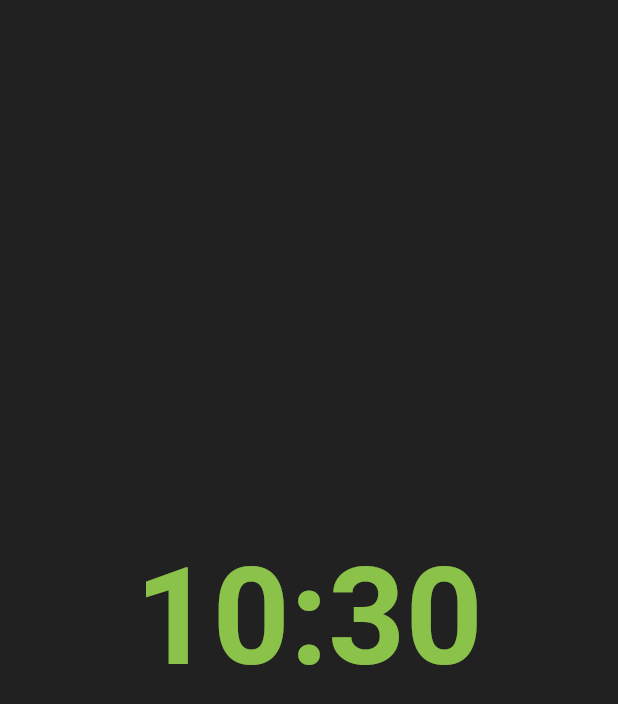
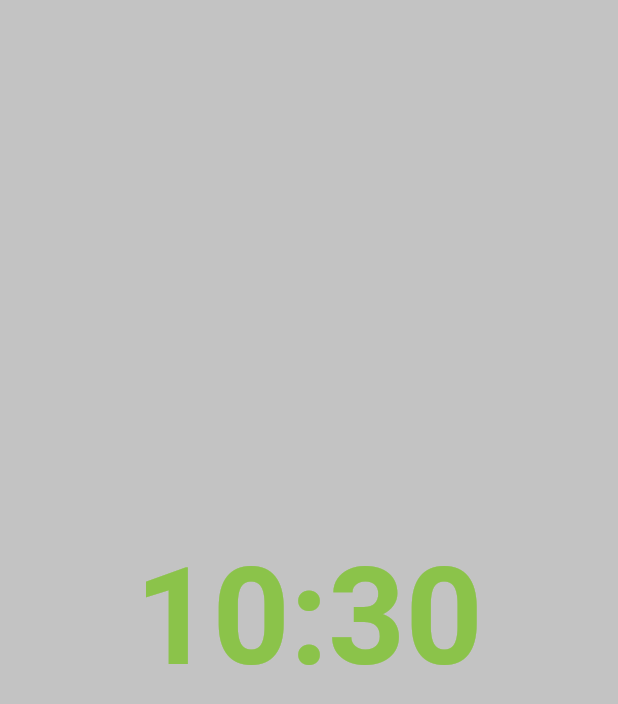
Before and after one commit to Vanethos/flutter-interact-clock, a Flutter app: the screen it shows after launch, on a phone screen of 412 x 824 dp. Shown: the top 704 px of the screen. Run offline on Flutter 3.47's test engine with Material 2 defaults, Android fonts, the phone set to English and light mode, and no system bars.

Commit message:
Add animation to app
- Add animation to hour and minutes
- Add different colours depending on the time of the day

```diff
--- a/lib/main.dart
+++ b/lib/main.dart
@@ -26,10 +26,15 @@ class MyHomePage extends StatefulWidget {
   _MyHomePageState createState() => _MyHomePageState();
 }
 
-class _MyHomePageState extends State<MyHomePage> {
+class _MyHomePageState extends State<MyHomePage> with TickerProviderStateMixin {
   DateTime _date = DateTime.now();
   Timer _timer;
 
+  AnimationController _minuteAnimationController;
+  Animation<double> _minuteAnimationValue;
+
+  AnimationController _hourAnimationController;
+  Animation<double> _hourAnimationValue;
 
   /// This will be called when the widget is created
   /// We put here all the initialization code.
@@ -38,24 +43,75 @@ class _MyHomePageState extends State<MyHomePage> {
   @override
   void initState() {
     super.initState();
+    // Create the animation Controllers for minutes
+    _minuteAnimationController =
+        AnimationController(vsync: this, duration: Duration(seconds: 2));
+    _minuteAnimationValue = TweenSequence(
+      <TweenSequenceItem<double>>[
+        TweenSequenceItem<double>(
+          tween: Tween<double>(begin: 1.0, end: 0)
+              .chain(CurveTween(curve: Curves.ease)),
+          weight: 40.0,
+        ),
+        TweenSequenceItem<double>(
+          tween: Tween<double>(begin: 20.0, end: 1.0)
+              .chain(CurveTween(curve: Curves.ease)),
+          weight: 60.0,
+        ),
+      ],
+    ).animate(_minuteAnimationController);
+
+    // Create the animation Controllers for hours
+    _hourAnimationController =
+        AnimationController(vsync: this, duration: Duration(seconds: 2));
+    _hourAnimationValue = TweenSequence(
+      <TweenSequenceItem<double>>[
+        TweenSequenceItem<double>(
+          tween: Tween<double>(begin: 1.0, end: 0)
+              .chain(CurveTween(curve: Curves.ease)),
+          weight: 40.0,
+        ),
+        TweenSequenceItem<double>(
+          tween: Tween<double>(begin: 20.0, end: 1.0)
+              .chain(CurveTween(curve: Curves.ease)),
+          weight: 60.0,
+        ),
+      ],
+    ).animate(_hourAnimationController);
+
     _updateTime();
   }
 
   @override
   Widget build(BuildContext context) {
     return Scaffold(
-      backgroundColor: Color(0xFF212121),
+      backgroundColor: _getBackgroundColour(_date),
       body: Center(
         child: Column(
           mainAxisAlignment: MainAxisAlignment.center,
           children: <Widget>[
-            Text(
-              "${_date.hour}:${_date.minute}",
-              style: TextStyle(
-                  fontSize: 90,
-                  color: Colors.lightGreen,
-                  fontWeight: FontWeight.bold),
-            ),
+            Row(
+              children: <Widget>[
+                Expanded(
+                  child: ScaleTransition(
+                    scale: _hourAnimationValue,
+                    alignment: Alignment.centerRight,
+                    child: Text(_date.hour.toString(), textAlign: TextAlign.right,
+                      style: _getTextStyle(),
+                    ),
+                  ),
+                ),
+                Text(":", style: _getTextStyle(),),
+                Expanded(
+                  child: ScaleTransition(
+                    scale: _minuteAnimationValue,
+                    alignment: Alignment.centerLeft,
+                    child: Text(_date.minute <= 9 ? "0${_date.minute}" : _date.minute.toString(), textAlign: TextAlign
+                        .left, style: _getTextStyle(),),
+                  ),
+                ),
+              ],
+            )
           ],
         ),
       ),
@@ -63,6 +119,7 @@ class _MyHomePageState extends State<MyHomePage> {
   }
 
   void _updateTime() {
+    // update minutes
     setState(() {
       _date = DateTime.now();
       // Update once per minute.
@@ -70,9 +127,19 @@ class _MyHomePageState extends State<MyHomePage> {
         Duration(minutes: 1) -
             Duration(seconds: _date.second) -
             Duration(milliseconds: _date.millisecond),
-        _updateTime,
+        () {
+          // when changing the minutes, we will display the animation for the minutes
+          _minuteAnimationController.forward(from: 0);
+          // Then, we will check if the minutes = 0, which means that we have passed 1 hour
+          print(_date.minute.toString());
+          if (_date.minute == 0) {
+            _hourAnimationController.forward(from: 0);
+          }
+          _updateTime();
+        },
       );
     });
+    //update hour
   }
 
   @override
@@ -81,5 +148,24 @@ class _MyHomePageState extends State<MyHomePage> {
     _timer?.cancel(); //the same as `if (_timer != null) _timer.cancel`
   }
 
+  TextStyle _getTextStyle() =>
+      TextStyle(
+          fontSize: 90,
+          color: Colors.lightGreen,
+          fontWeight: FontWeight.bold);
 
+  Color _getBackgroundColour(DateTime date) {
+    double lerp;
+    if (date.hour <= 4 || date.hour >= 21) {
+      lerp = 0;
+    } else if (date.hour >= 12 && date.hour <= 16) {
+      lerp = 1;
+    } else if (date.hour > 4 && date.hour < 12) {
+      lerp = (date.hour - 4) / (12 - 4);
+    } else {
+      lerp = 1 - (date.hour - 16) / (21 - 16);
+    }
+
+    return Color.lerp(Color(0xFF212121), Color(0xFFF9F9F9), lerp);
+  }
 }
```
